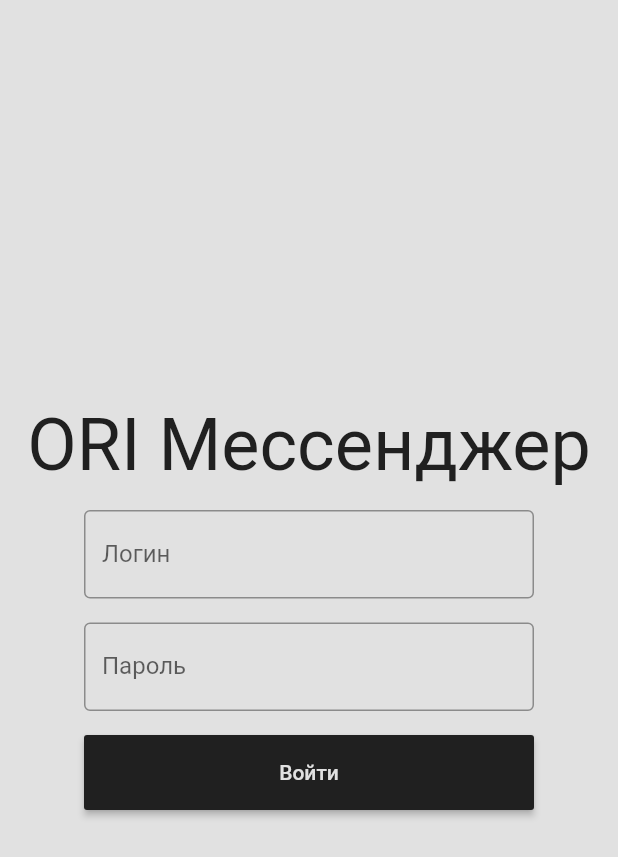
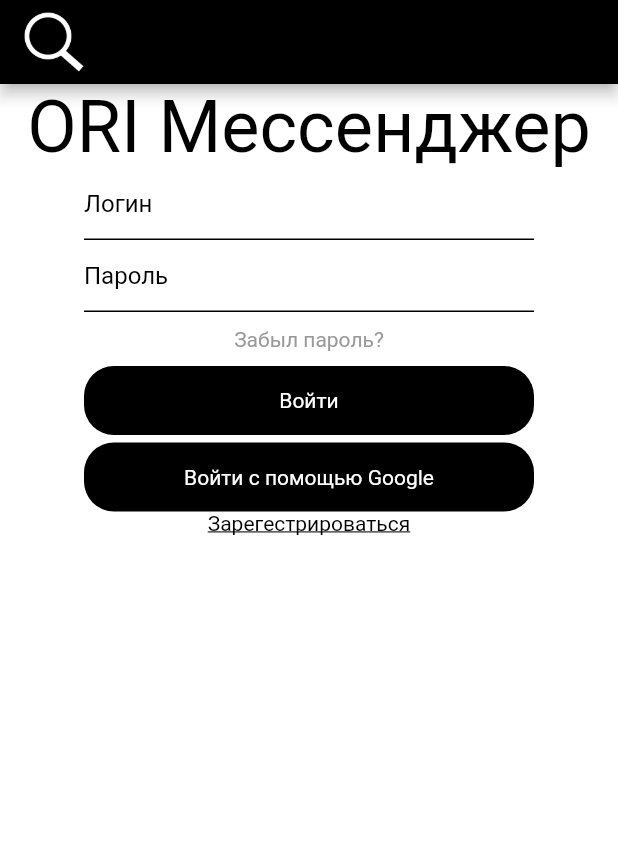
Before and after one commit to chygunok/ori_instant_messenger, a Flutter app: the screen it shows after launch, on a phone screen of 412 x 824 dp. Shown: the top 857 px of the screen. Run offline on Flutter 3.47's test engine with Material 2 defaults, Android fonts, the phone set to English and light mode, and no system bars; our stand-ins replace google_fonts.

Commit message:
update LoginPage

```diff
--- a/app/lib/login.dart
+++ b/app/lib/login.dart
@@ -1,6 +1,7 @@
 import 'package:app/mainMenu.dart';
 import 'package:flutter/material.dart';
 import 'package:app/theme.dart';
+import 'package:app/widgets.dart';
 
 class LoginPage extends StatefulWidget {
   @override
@@ -21,53 +22,84 @@ class _LoginPageState extends State<LoginPage> {
     );
 
     return Scaffold(
-      body: Container(
-        color: AppColors.mainBlack[200], // or Colors.white
+      appBar: MainAppBar(context),
+      body: SingleChildScrollView(
         child: Center(
+          // Todo: ВОТ БЫ ПОНИЖЕ СДЕЛАТЬ
           child: Column(
             mainAxisAlignment: MainAxisAlignment.center,
             children: [
               Text(
                 "ORI Мессенджер",
-                style: TextStyle(color: AppColors.mainBlack[800], fontSize: 48),
-              ),
-              Padding(
-                padding: EdgeInsets.all(16),
-                child: Container(width: 300, child: login),
+                style: TextStyle(
+                  color: Colors.black,
+                  fontSize: 48,
+                ),
               ),
               Container(
                 width: 300,
                 child: TextField(
+                  style: TextStyle(color: Colors.black),
+                  decoration: InputDecoration(
+                    hintText: 'Логин',
+                    hintStyle: TextStyle(color: Colors.black),
+                    focusedBorder: UnderlineInputBorder(
+                        borderSide: BorderSide(color: Colors.black)),
+                    enabledBorder: UnderlineInputBorder(
+                        borderSide: BorderSide(color: Colors.black)),
+                  ),
+                ),
+              ),
+              Container(
+                width: 300,
+                child: TextField(
+                  style: TextStyle(color: Colors.black),
                   obscureText: true,
                   decoration: InputDecoration(
-                      border: OutlineInputBorder(
-                          borderSide:
-                              BorderSide(color: AppColors.mainBlack[800])),
-                      labelText: 'Пароль',
-                      hoverColor: Colors.black),
+                    hintText: 'Пароль',
+                    hintStyle: TextStyle(color: Colors.black),
+                    focusedBorder: UnderlineInputBorder(
+                        borderSide: BorderSide(color: Colors.black)),
+                    enabledBorder: UnderlineInputBorder(
+                        borderSide: BorderSide(color: Colors.black)),
+                  ),
                 ),
               ),
-              Padding(
-                padding: EdgeInsets.all(16),
-                child: MaterialButton(
-                  child: Text(
-                    "Войти",
+              SizedBox(height: 10),
+              Container(
+                  child: Text("Забыл пароль?",
+                      style: TextStyle(color: Color(0xFF999999)))),
+              SizedBox(height: 10),
+              Container(
+                alignment: Alignment.center,
+                width: 300,
+                padding: EdgeInsets.symmetric(vertical: 15),
+                decoration: BoxDecoration(
+                    color: Colors.black,
+                    borderRadius: BorderRadius.circular(20)),
+                child: Text("Войти", style: TextStyle(color: Colors.white)),
+              ),
+              SizedBox(height: 5),
+              Container(
+                alignment: Alignment.center,
+                width: 300,
+                padding: EdgeInsets.symmetric(vertical: 15),
+                decoration: BoxDecoration(
+                    color: Colors.black,
+                    borderRadius: BorderRadius.circular(20)),
+                child: Text("Войти с помощью Google",
+                    style: TextStyle(color: Colors.white)),
+              ),
+              Row(
+                mainAxisAlignment: MainAxisAlignment.center,
+                children: [
+                  Text(
+                    "Зарегестрироваться",
                     style: TextStyle(
-                      color: AppColors.mainBlack[200],
-                    ),
-                  ),
-                  onPressed: () {
-                    Navigator.push(
-                      context,
-                      MaterialPageRoute(
-                        builder: (BuildContext context) => MainMenu(),
-                      ),
-                    );
-                  },
-                  minWidth: 300,
-                  height: 50,
-                  color: AppColors.mainBlack[800],
-                ),
+                        color: Colors.black,
+                        decoration: TextDecoration.underline),
+                  )
+                ],
               ),
             ],
           ),
--- a/app/lib/main.dart
+++ b/app/lib/main.dart
@@ -10,6 +10,7 @@ class MyApp extends StatelessWidget {
   Widget build(BuildContext context) {
     return MaterialApp(
       title: 'ORI',
+      theme: ThemeData(scaffoldBackgroundColor: Colors.white),
       home: LoginPage(),
     );
   }
--- /dev/null
+++ b/app/lib/widgets.dart
@@ -0,0 +1,8 @@
+import 'package:flutter/material.dart';
+
+Widget MainAppBar(BuildContext context) {
+  return AppBar(
+    backgroundColor: Colors.black,
+    title: Image.asset("assets/search.png", height: 40),
+  );
+}
```
